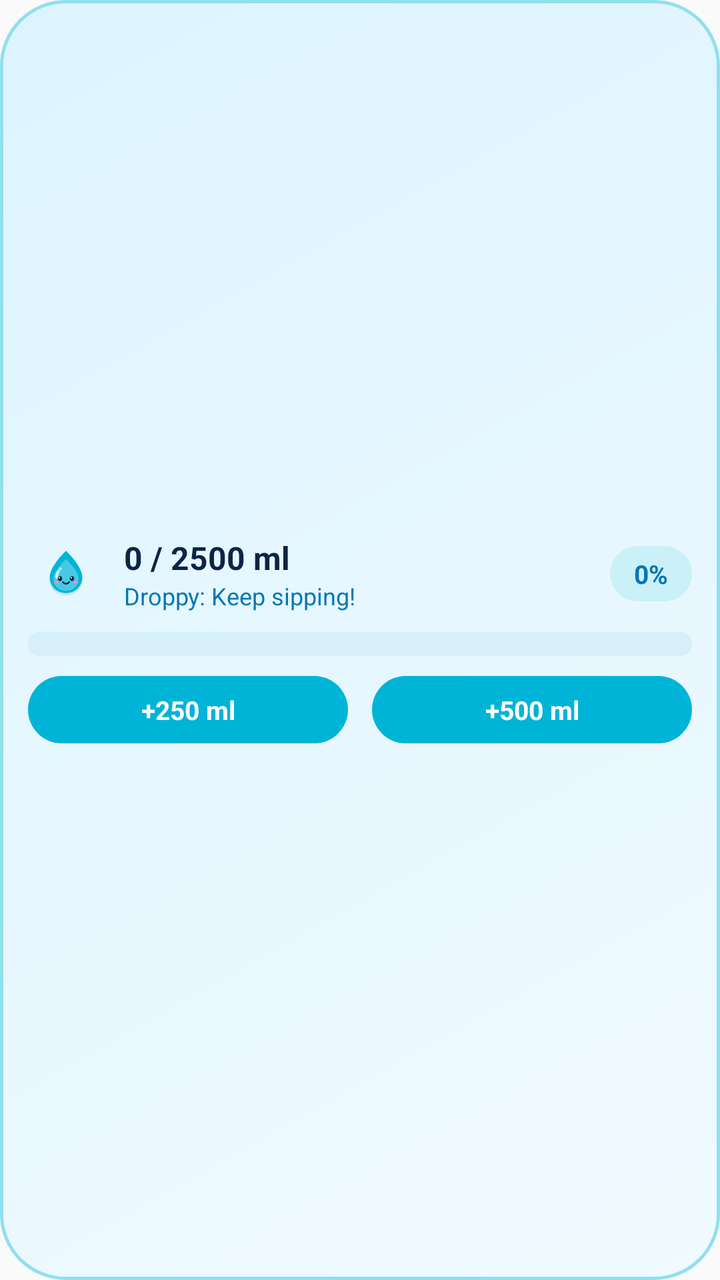
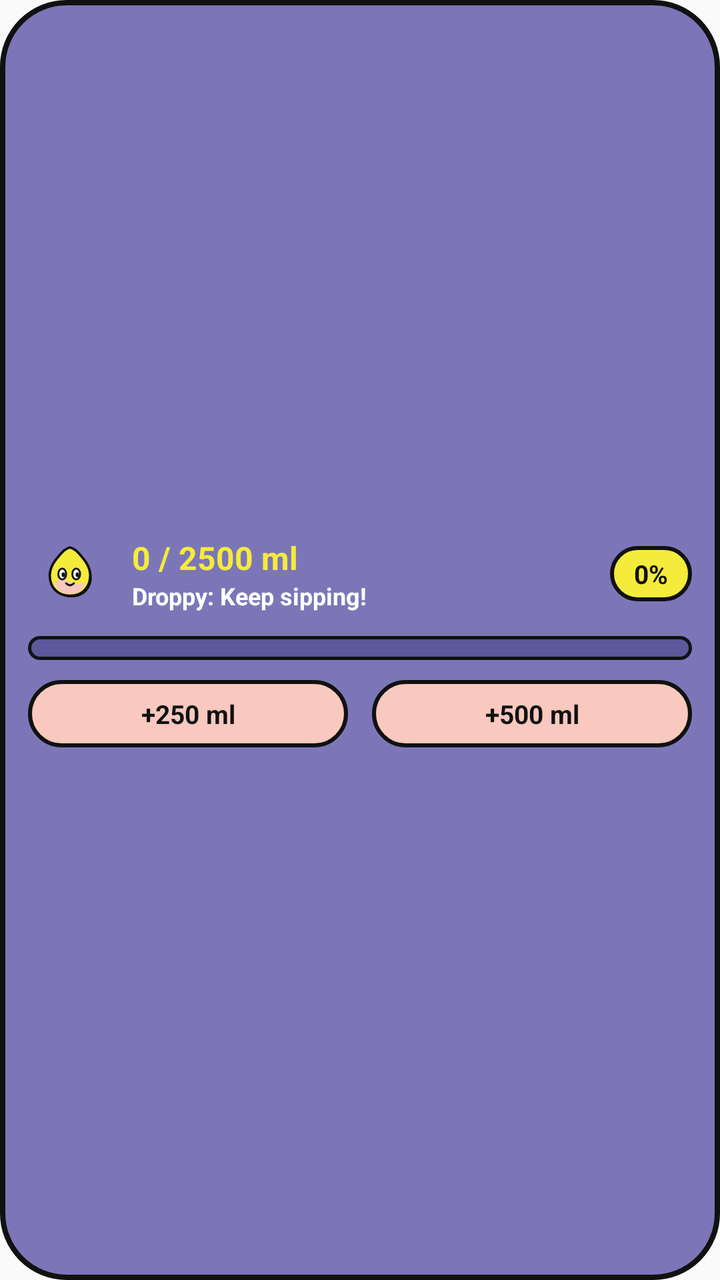

Screens rendered from an Android XML layout before and after an edit, with the pre-edit source and the edit as a unified diff.
<!-- AndroidManifest.xml: application theme Theme.HydroBud -->
<!-- res/layout/hydro_widget.xml -->
<?xml version="1.0" encoding="utf-8"?>
<LinearLayout xmlns:android="http://schemas.android.com/apk/res/android"
    android:id="@+id/widget_root"
    android:layout_width="match_parent"
    android:layout_height="match_parent"
    android:background="@drawable/widget_pill_bg"
    android:gravity="center_vertical"
    android:orientation="vertical"
    android:padding="14dp">

    <LinearLayout
        android:layout_width="match_parent"
        android:layout_height="wrap_content"
        android:gravity="center_vertical"
        android:orientation="horizontal">

        <ImageView
            android:layout_width="38dp"
            android:layout_height="38dp"
            android:contentDescription="@string/app_name"
            android:src="@drawable/ic_launcher_foreground" />

        <LinearLayout
            android:layout_width="0dp"
            android:layout_height="wrap_content"
            android:layout_marginStart="10dp"
            android:layout_weight="1"
            android:orientation="vertical">

            <TextView
                android:id="@+id/widget_intake_text"
                android:layout_width="wrap_content"
                android:layout_height="wrap_content"
                android:text="0 / 2500 ml"
                android:textColor="#0B2545"
                android:textSize="16sp"
                android:textStyle="bold" />

            <TextView
                android:id="@+id/widget_status_text"
                android:layout_width="wrap_content"
                android:layout_height="wrap_content"
                android:text="Droppy: Keep sipping!"
                android:textColor="#0077B6"
                android:textSize="12sp" />
        </LinearLayout>

        <TextView
            android:id="@+id/widget_percent_badge"
            android:layout_width="wrap_content"
            android:layout_height="wrap_content"
            android:background="@drawable/widget_badge_pill"
            android:paddingHorizontal="12dp"
            android:paddingVertical="5dp"
            android:text="0%"
            android:textColor="#0077B6"
            android:textSize="13sp"
            android:textStyle="bold" />
    </LinearLayout>

    <ProgressBar
        android:id="@+id/widget_progress_bar"
        style="?android:attr/progressBarStyleHorizontal"
        android:layout_width="match_parent"
        android:layout_height="12dp"
        android:layout_marginTop="10dp"
        android:max="100"
        android:progress="0"
        android:progressDrawable="@drawable/widget_progress_pill" />

    <LinearLayout
        android:layout_width="match_parent"
        android:layout_height="wrap_content"
        android:layout_marginTop="10dp"
        android:orientation="horizontal">

        <TextView
            android:id="@+id/widget_btn_250"
            android:layout_width="0dp"
            android:layout_height="wrap_content"
            android:layout_marginEnd="6dp"
            android:layout_weight="1"
            android:background="@drawable/widget_btn_pill"
            android:gravity="center"
            android:paddingVertical="8dp"
            android:text="+250 ml"
            android:textColor="#FFFFFF"
            android:textSize="13sp"
            android:textStyle="bold" />

        <TextView
            android:id="@+id/widget_btn_500"
            android:layout_width="0dp"
            android:layout_height="wrap_content"
            android:layout_marginStart="6dp"
            android:layout_weight="1"
            android:background="@drawable/widget_btn_pill"
            android:gravity="center"
            android:paddingVertical="8dp"
            android:text="+500 ml"
            android:textColor="#FFFFFF"
            android:textSize="13sp"
            android:textStyle="bold" />
    </LinearLayout>

</LinearLayout>
<!-- resources referenced by this layout -->
<resources>
  <!-- drawable ic_launcher_foreground: vector/xml drawable (drawable, 2128 chars, omitted) -->
  <!-- drawable widget_badge_pill (drawable) -->
  <?xml version="1.0" encoding="utf-8"?>
  <shape xmlns:android="http://schemas.android.com/apk/res/android"
      android:shape="rectangle">
      <corners android:radius="50dp" />
      <solid android:color="#CAF0F8" />
  </shape>
  <!-- drawable widget_btn_pill (drawable) -->
  <?xml version="1.0" encoding="utf-8"?>
  <shape xmlns:android="http://schemas.android.com/apk/res/android"
      android:shape="rectangle">
      <corners android:radius="50dp" />
      <solid android:color="#00B4D8" />
  </shape>
  <!-- drawable widget_pill_bg (drawable) -->
  <?xml version="1.0" encoding="utf-8"?>
  <shape xmlns:android="http://schemas.android.com/apk/res/android"
      android:shape="rectangle">
      <corners android:radius="32dp" />
      <gradient
          android:angle="135"
          android:startColor="#F0FAFF"
          android:endColor="#DDF4FF" />
      <stroke
          android:width="1.5dp"
          android:color="#90E0EF" />
  </shape>
  <!-- drawable widget_progress_pill (drawable) -->
  <?xml version="1.0" encoding="utf-8"?>
  <layer-list xmlns:android="http://schemas.android.com/apk/res/android">
      <item android:id="@android:id/background">
          <shape android:shape="rectangle">
              <corners android:radius="50dp" />
              <solid android:color="#D6EFF8" />
          </shape>
      </item>
      <item android:id="@android:id/progress">
          <clip>
              <shape android:shape="rectangle">
                  <corners android:radius="50dp" />
                  <gradient
                      android:angle="0"
                      android:startColor="#00B4D8"
                      android:endColor="#0077B6" />
              </shape>
          </clip>
      </item>
  </layer-list>
  <string name="app_name">HydroBud</string>
  <style name="Theme.HydroBud" parent="android:Theme.Material.Light.NoActionBar">
          <item name="android:statusBarColor">@android:color/transparent</item>
          <item name="android:navigationBarColor">@android:color/transparent</item>
      </style>
</resources>

<!-- the commit's change to res/layout/hydro_widget.xml (unified diff, before → after) -->
@@ -15,8 +15,8 @@
         android:orientation="horizontal">
 
         <ImageView
-            android:layout_width="38dp"
-            android:layout_height="38dp"
+            android:layout_width="42dp"
+            android:layout_height="42dp"
             android:contentDescription="@string/app_name"
             android:src="@drawable/ic_launcher_foreground" />
 
@@ -32,17 +32,38 @@
                 android:layout_width="wrap_content"
                 android:layout_height="wrap_content"
                 android:text="0 / 2500 ml"
-                android:textColor="#0B2545"
+                android:textColor="#F5EB3B"
                 android:textSize="16sp"
                 android:textStyle="bold" />
 
-            <TextView
-                android:id="@+id/widget_status_text"
+            
+            <ViewFlipper
+                android:id="@+id/widget_flipper"
                 android:layout_width="wrap_content"
                 android:layout_height="wrap_content"
-                android:text="Droppy: Keep sipping!"
-                android:textColor="#0077B6"
-                android:textSize="12sp" />
+                android:autoStart="true"
+                android:flipInterval="3500"
+                android:inAnimation="@android:anim/slide_in_left"
+                android:outAnimation="@android:anim/slide_out_right">
+
+                <TextView
+                    android:id="@+id/widget_status_text"
+                    android:layout_width="wrap_content"
+                    android:layout_height="wrap_content"
+                    android:text="Droppy: Keep sipping!"
+                    android:textColor="#FFFFFF"
+                    android:textSize="12sp"
+                    android:textStyle="bold" />
+
+                <TextView
+                    android:id="@+id/widget_steps_text"
+                    android:layout_width="wrap_content"
+                    android:layout_height="wrap_content"
+                    android:text="Walk: 0 / 8000 steps"
+                    android:textColor="#F9C8BE"
+                    android:textSize="12sp"
+                    android:textStyle="bold" />
+            </ViewFlipper>
         </LinearLayout>
 
         <TextView
@@ -53,7 +74,7 @@
             android:paddingHorizontal="12dp"
             android:paddingVertical="5dp"
             android:text="0%"
-            android:textColor="#0077B6"
+            android:textColor="#111111"
             android:textSize="13sp"
             android:textStyle="bold" />
     </LinearLayout>
@@ -84,7 +105,7 @@
             android:gravity="center"
             android:paddingVertical="8dp"
             android:text="+250 ml"
-            android:textColor="#FFFFFF"
+            android:textColor="#111111"
             android:textSize="13sp"
             android:textStyle="bold" />
 
@@ -98,7 +119,7 @@
             android:gravity="center"
             android:paddingVertical="8dp"
             android:text="+500 ml"
-            android:textColor="#FFFFFF"
+            android:textColor="#111111"
             android:textSize="13sp"
             android:textStyle="bold" />
     </LinearLayout>
<!-- resource entries referenced after the edit -->
@@ -1,32 +1,89 @@
 <!-- resources referenced by this layout -->
 <resources>
-  <!-- drawable ic_launcher_foreground: vector/xml drawable (drawable, 2128 chars, omitted) -->
+  <!-- drawable ic_launcher_foreground (drawable) -->
+  <?xml version="1.0" encoding="utf-8"?>
+  <vector xmlns:android="http://schemas.android.com/apk/res/android"
+      android:width="108dp"
+      android:height="108dp"
+      android:viewportWidth="108"
+      android:viewportHeight="108">
+  
+      
+      
+      <path
+          android:fillColor="#111111"
+          android:pathData="M56,84 C72,84 82,73 82,58 C82,45 73,36 67,29 C62,23 56,22 56,22 C56,22 50,23 45,29 C39,36 30,45 30,58 C30,73 40,84 56,84 Z" />
+  
+      
+      <path
+          android:fillColor="#F5EB3B"
+          android:strokeColor="#111111"
+          android:strokeWidth="3.2"
+          android:pathData="M54,82 C70,82 80,71 80,56 C80,43 71,34 65,27 C60,21 54,20 54,20 C54,20 48,21 43,27 C37,34 28,43 28,56 C28,71 38,82 54,82 Z" />
+  
+      
+      <path
+          android:fillColor="#F9C8BE"
+          android:pathData="M34,64 Q44,58 54,64 T74,64 C72,74 64,80 54,80 C44,80 36,74 34,64 Z" />
+  
+      
+      <path
+          android:fillColor="#FFFFFF"
+          android:strokeColor="#111111"
+          android:strokeWidth="2.4"
+          android:pathData="M44,47 A5,7 0 1,1 44,61 A5,7 0 1,1 44,47 Z" />
+      <path
+          android:fillColor="#FFFFFF"
+          android:strokeColor="#111111"
+          android:strokeWidth="2.4"
+          android:pathData="M62,47 A5,7 0 1,1 62,61 A5,7 0 1,1 62,47 Z" />
+  
+      
+      <path
+          android:fillColor="#111111"
+          android:pathData="M45.5,52 A2.3,3 0 1,1 45.5,58 A2.3,3 0 1,1 45.5,52 Z" />
+      <path
+          android:fillColor="#111111"
+          android:pathData="M63.5,52 A2.3,3 0 1,1 63.5,58 A2.3,3 0 1,1 63.5,52 Z" />
+  
+      
+      <path
+          android:strokeColor="#111111"
+          android:strokeWidth="2.6"
+          android:strokeLineCap="round"
+          android:fillColor="#00000000"
+          android:pathData="M49,66 Q54,71 59,66" />
+  
+  </vector>
   <!-- drawable widget_badge_pill (drawable) -->
   <?xml version="1.0" encoding="utf-8"?>
   <shape xmlns:android="http://schemas.android.com/apk/res/android"
       android:shape="rectangle">
       <corners android:radius="50dp" />
-      <solid android:color="#CAF0F8" />
+      <solid android:color="#F5EB3B" />
+      <stroke
+          android:width="2dp"
+          android:color="#111111" />
   </shape>
   <!-- drawable widget_btn_pill (drawable) -->
   <?xml version="1.0" encoding="utf-8"?>
   <shape xmlns:android="http://schemas.android.com/apk/res/android"
       android:shape="rectangle">
       <corners android:radius="50dp" />
-      <solid android:color="#00B4D8" />
+      <solid android:color="#F9C8BE" />
+      <stroke
+          android:width="2dp"
+          android:color="#111111" />
   </shape>
   <!-- drawable widget_pill_bg (drawable) -->
   <?xml version="1.0" encoding="utf-8"?>
   <shape xmlns:android="http://schemas.android.com/apk/res/android"
       android:shape="rectangle">
       <corners android:radius="32dp" />
-      <gradient
-          android:angle="135"
-          android:startColor="#F0FAFF"
-          android:endColor="#DDF4FF" />
+      <solid android:color="#7C76B8" />
       <stroke
-          android:width="1.5dp"
-          android:color="#90E0EF" />
+          android:width="2.5dp"
+          android:color="#111111" />
   </shape>
   <!-- drawable widget_progress_pill (drawable) -->
   <?xml version="1.0" encoding="utf-8"?>
@@ -34,17 +91,17 @@
       <item android:id="@android:id/background">
           <shape android:shape="rectangle">
               <corners android:radius="50dp" />
-              <solid android:color="#D6EFF8" />
+              <solid android:color="#5D579B" />
+              <stroke
+                  android:width="1.5dp"
+                  android:color="#111111" />
           </shape>
       </item>
       <item android:id="@android:id/progress">
           <clip>
               <shape android:shape="rectangle">
                   <corners android:radius="50dp" />
-                  <gradient
-                      android:angle="0"
-                      android:startColor="#00B4D8"
-                      android:endColor="#0077B6" />
+                  <solid android:color="#F5EB3B" />
               </shape>
           </clip>
       </item>
